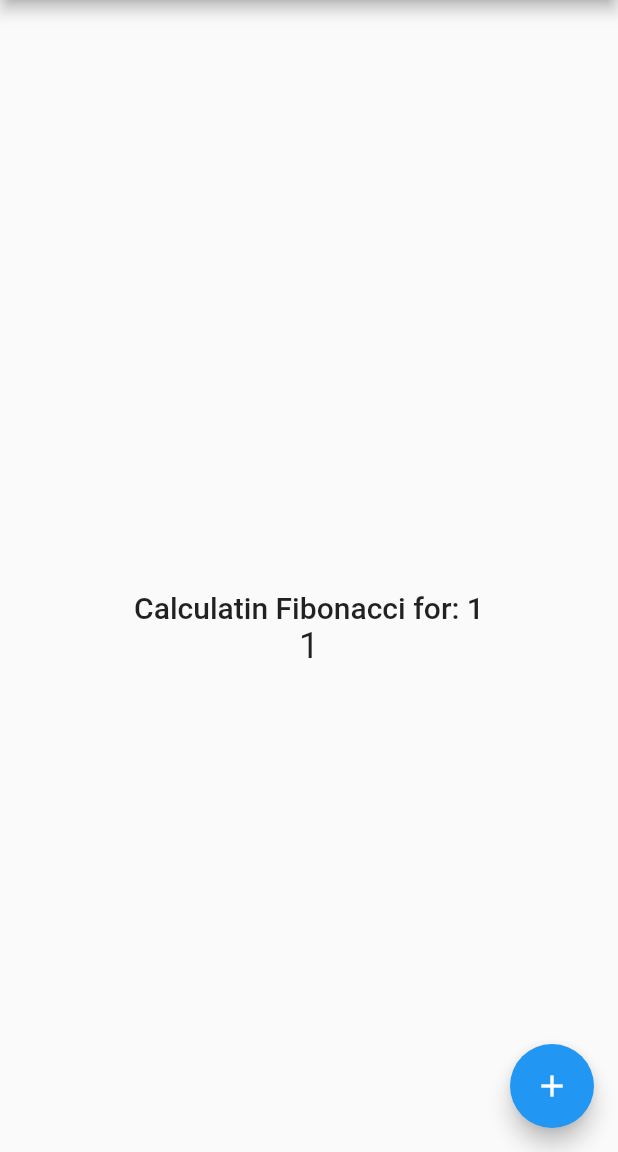
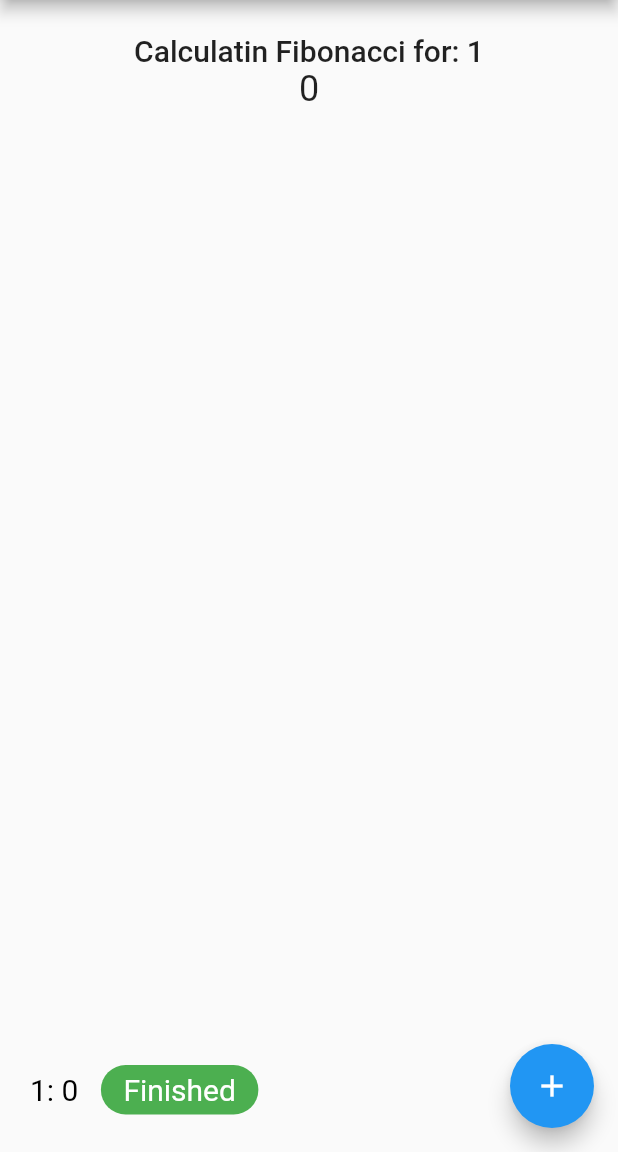
Before and after one commit to sof9816/fibonacci_optimized, a Flutter app: the screen it shows after launch, after a tap on the "add" icon, on a phone screen of 412 x 824 dp, the part 84-1236 px from its top. Run offline on Flutter 3.47's test engine with Material 2 defaults, Android fonts, the light colour scheme and no system bars; our stand-ins replace loading_indicator.

Commit message:
:white_check_mark: done: Table of reference
added a reference for each computation of fibonacci in a table and display it in UI, some UI changes, optmized fib function to handle the reference change and state change.

```diff
--- a/lib/fibonacci_bloc.dart
+++ b/lib/fibonacci_bloc.dart
@@ -6,6 +6,7 @@ class FibonacciBloc {
   late int counter;
   late int fibonacci;
   late bool isDoneCalculating;
+  late Map tableOfdata;
 
   final _counterStreamController = StreamController<int>();
   StreamSink<int> get counterSink => _counterStreamController.sink;
@@ -14,6 +15,10 @@ class FibonacciBloc {
   final _stateStreamController = StreamController<bool>();
   StreamSink<bool> get stateSink => _stateStreamController.sink;
   Stream<bool> get stateStream => _stateStreamController.stream;
+
+  final _tableStreamController = StreamController<Map>();
+  StreamSink<Map> get tableSink => _tableStreamController.sink;
+  Stream<Map> get tableStream => _tableStreamController.stream;
 
   final _fibonacciStreamController = StreamController<int>();
   StreamSink<int> get fibonacciSink => _fibonacciStreamController.sink;
@@ -26,21 +31,47 @@ class FibonacciBloc {
     counter = 0;
     fibonacci = 0;
     isDoneCalculating = true;
+    tableOfdata = {};
     //
     _eventStreamController.stream.listen(_mapingEvents);
   }
-
   // Old function
   fib(int n) {
     if (n < 2) return n;
     return fib(n - 1) + fib(n - 2);
   }
 
-  // optimized function
+  setTable(n, fib, status) {
+    tableOfdata[n] = {status: fib};
+  }
+
+  // Optimized function
   Future fibOptimized(int n) async {
-    if (n < 2) return n;
-    int fibonacci = await compute(loopFunction, n);
-    return fibonacci;
+    // Add new reference
+    setTable(n, 0, "Running");
+    tableSink.add(tableOfdata);
+    if (n < 2) {
+      // Add new reference
+      setTable(n, 0, "Finished");
+      tableSink.add(tableOfdata);
+      return n;
+    }
+    // Active loading
+    isDoneCalculating = false;
+    stateSink.add(isDoneCalculating);
+    // Compute fibonacci
+    compute(loopFunction, n).then((value) => {
+          // Set fibonacci value
+          fibonacci = value,
+          // Set table reference
+          setTable(n, fibonacci, "Finished"),
+          tableSink.add(tableOfdata),
+          // Stop loading
+          isDoneCalculating = true,
+          stateSink.add(isDoneCalculating),
+          // Display fibonacci value
+          fibonacciSink.add(fibonacci)
+        });
   }
 
   _mapingEvents(FibonacciEvent event) async {
@@ -49,17 +80,8 @@ class FibonacciBloc {
     }
     // Display counter value
     counterSink.add(counter);
-    //
-    // Active loading
-    isDoneCalculating = false;
-    stateSink.add(isDoneCalculating);
     // Initiate fibonacci function
-    fibonacci = await fibOptimized(counter);
-    // Stop loading
-    isDoneCalculating = true;
-    stateSink.add(isDoneCalculating);
-    // Display fibonacci value
-    fibonacciSink.add(fibonacci);
+    fibOptimized(counter);
   }
 
   void dispose() {
--- a/lib/main.dart
+++ b/lib/main.dart
@@ -32,19 +32,18 @@ class MyHomePage extends StatefulWidget {
 
 class _MyHomePageState extends State<MyHomePage> {
   final fibonacciBloc = FibonacciBloc();
-
+  final ScrollController _scrollController = new ScrollController();
+  final textStyle = const TextStyle(fontSize: 20, color: Colors.black);
+  final textStyle1 = const TextStyle(fontSize: 20, color: Colors.white);
   @override
   Widget build(BuildContext context) {
     return Scaffold(
       appBar: AppBar(
         title: Text(widget.title),
-      ),
-      body: Center(
-          child: Column(
-        children: [
-          Expanded(
-            flex: 1,
-            child: Center(
+        actions: [
+          SizedBox(
+            width: 30,
+            height: 30,
             child: StreamBuilder(
               stream: fibonacciBloc.stateStream,
               initialData: true,
@@ -52,21 +51,22 @@ class _MyHomePageState extends State<MyHomePage> {
                 return Visibility(
                   visible:
                       !(snapshot.data ?? false), //calling when data changes
-                    child: const SizedBox(
-                      width: 50,
-                      height: 50,
-                      child: LoadingIndicator(
+                  child: const LoadingIndicator(
                     indicatorType: Indicator.lineSpinFadeLoader,
                     strokeWidth: 2,
-                      ),
+                    colors: [Colors.white],
                   ),
                 );
               },
             ),
           ),
+        ],
       ),
+      body: Center(
+          child: Column(
+        children: [
           Expanded(
-            flex: 10,
+            flex: 1,
             child: Column(
               mainAxisAlignment: MainAxisAlignment.center,
               children: <Widget>[
@@ -93,12 +93,77 @@ class _MyHomePageState extends State<MyHomePage> {
               ],
             ),
           ),
+          Expanded(
+            flex: 7,
+            child: StreamBuilder(
+                stream: fibonacciBloc.tableStream,
+                initialData: {},
+                builder: (BuildContext context, AsyncSnapshot<Map> snapshot) {
+                  var map = snapshot.data ?? {};
+
+                  if (map.isNotEmpty) {
+                    var isScrolling =
+                        _scrollController.position.isScrollingNotifier.value;
+                    if (!isScrolling) {
+                      _scrollController.animateTo(
+                          _scrollController.position.maxScrollExtent,
+                          duration: const Duration(milliseconds: 500),
+                          curve: Curves.easeOut);
+                    }
+                  }
+                  return Container(
+                    padding: const EdgeInsets.all(10),
+                    child: ListView.builder(
+                      controller: _scrollController,
+                      reverse: true,
+                      itemCount: map.keys.length,
+                      itemBuilder: (context, index) {
+                        final item = map[index + 1];
+                        final status =
+                            item.toString().split("{")[1].split(":")[0];
+                        final fib =
+                            item.toString().split(": ")[1].split("}")[0];
+                        return Container(
+                          padding: const EdgeInsets.all(5),
+                          margin: const EdgeInsets.all(5),
+                          child: Row(
+                            children: [
+                              Text(
+                                "${index + 1}: ",
+                                style: textStyle,
+                              ),
+                              Text(
+                                fib,
+                                style: textStyle,
+                              ),
+                              Container(
+                                padding:
+                                    const EdgeInsets.fromLTRB(15, 5, 15, 5),
+                                margin: const EdgeInsets.fromLTRB(15, 5, 15, 5),
+                                decoration: BoxDecoration(
+                                  borderRadius: BorderRadius.circular(20),
+                                  color: status == "Running"
+                                      ? Colors.yellow[700]
+                                      : Colors.green[500],
+                                ),
+                                child: Text(
+                                  status,
+                                  style: textStyle1,
+                                ),
+                              ),
+                            ],
+                          ),
+                        );
+                      },
+                    ),
+                  );
+                }),
+          )
         ],
       )),
       floatingActionButton: FloatingActionButton(
         onPressed: () {
           fibonacciBloc.eventSink.add(FibonacciIncrementPressed());
-          // fibonacciBloc.eventSink.add(FibonacciEvent.fibonacciDecrementPressed);
         },
         tooltip: 'Increment',
         child: const Icon(Icons.add),
```
Lines whose indentation alone changed are shown as unchanged.
